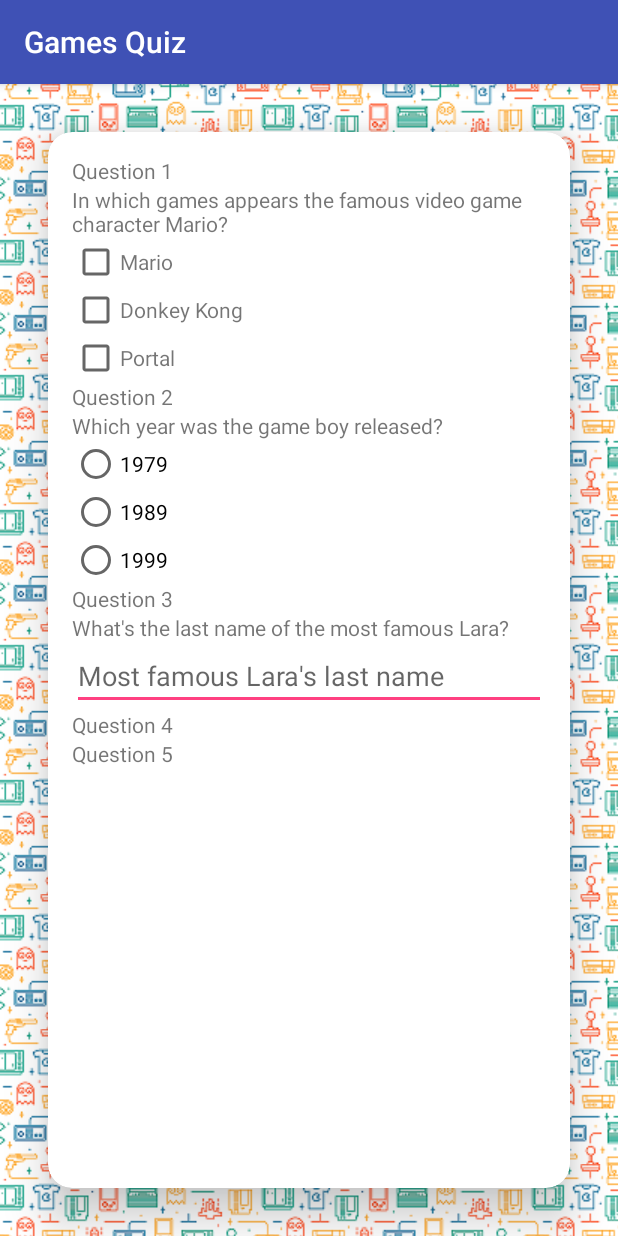
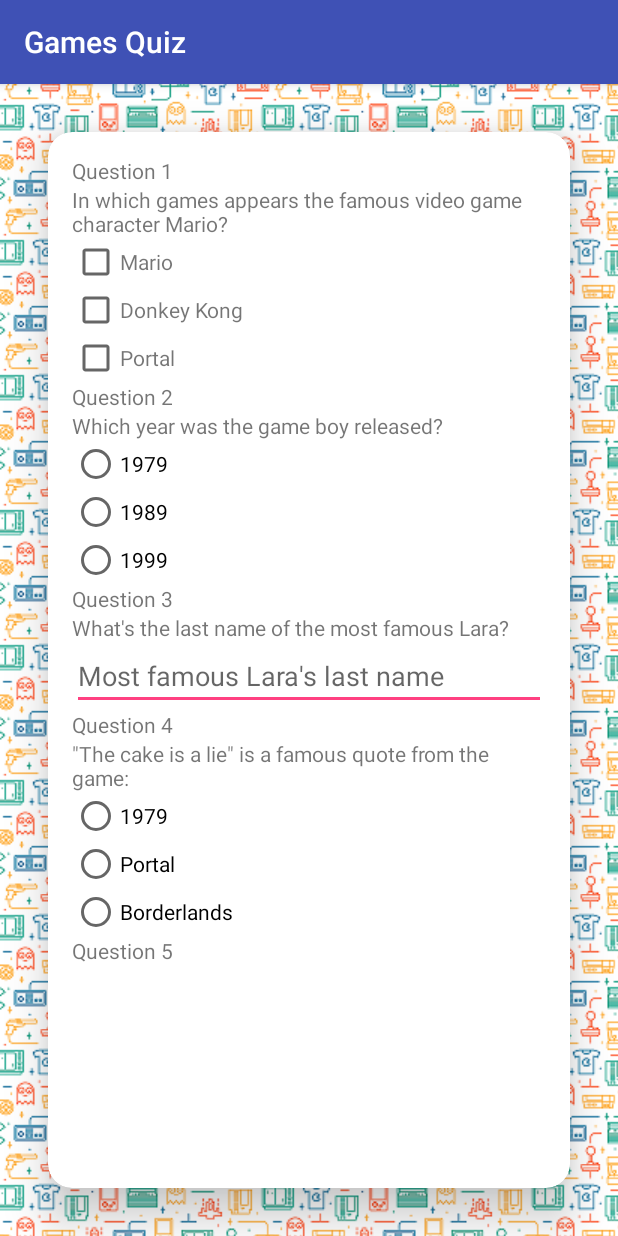
Before and after one commit to laramartin/android_games_quiz_udacity, an Android app: the screen it shows after launch (MainActivity), on a phone screen of 412 x 824 dp. Run offline under Robolectric (Android 15) with nearby library versions, the phone set to English and light mode, and no system bars.

Commit message:
card scrollable

```diff
--- a/GamesQuiz/app/src/main/res/layout/activity_main.xml
+++ b/GamesQuiz/app/src/main/res/layout/activity_main.xml
@@ -16,6 +16,10 @@
         android:layout_margin="32dp"
         card_view:cardCornerRadius="16dp"
         card_view:cardElevation="16dp">
+
+        <ScrollView
+            android:layout_width="match_parent"
+            android:layout_height="match_parent">
 
             <LinearLayout
                 android:layout_width="match_parent"
@@ -125,13 +129,39 @@
                     android:layout_width="fill_parent"
                     android:layout_height="wrap_content"
                     android:hint="@string/LastNameLaraHint"
-                android:inputType="text" />
+                    android:inputType="text"
+                    android:maxLength="10"/>
 
 
                 <TextView
                     android:layout_width="match_parent"
                     android:layout_height="wrap_content"
                     android:text="@string/question4title"/>
+
+                <TextView
+                    android:layout_width="match_parent"
+                    android:layout_height="wrap_content"
+                    android:text="@string/question4"/>
+                <RadioGroup xmlns:android="http://schemas.android.com/apk/res/android"
+                    android:layout_width="fill_parent"
+                    android:layout_height="wrap_content"
+                    android:orientation="vertical">
+                    <RadioButton android:id="@+id/radio_bioShock"
+                        android:layout_width="wrap_content"
+                        android:layout_height="wrap_content"
+                        android:text="@string/answer1979"
+                        android:onClick=""/>
+                    <RadioButton android:id="@+id/radio_portal"
+                        android:layout_width="wrap_content"
+                        android:layout_height="wrap_content"
+                        android:text="@string/answerPortal"
+                        android:onClick=""/>
+                    <RadioButton android:id="@+id/radio_borderlands"
+                        android:layout_width="wrap_content"
+                        android:layout_height="wrap_content"
+                        android:text="@string/answerBorderlands"
+                        android:onClick=""/>
+                </RadioGroup>
 
 
                 <TextView
@@ -144,6 +174,9 @@
 
             </LinearLayout>
 
+        </ScrollView>
+
+
     </android.support.v7.widget.CardView>
 
 </RelativeLayout>
--- a/GamesQuiz/app/src/main/res/values/strings.xml
+++ b/GamesQuiz/app/src/main/res/values/strings.xml
@@ -15,4 +15,6 @@
     <string name="answer1999">1999</string>
     <string name="question3">What\'s the last name of the most famous Lara?</string>
     <string name="LastNameLaraHint">Most famous Lara\'s last name</string>
+    <string name="question4">\"The cake is a lie\" is a famous quote from the game:</string>
+    <string name="answerBorderlands">Borderlands</string>
 </resources>
```
Lines whose indentation alone changed are shown as unchanged.
